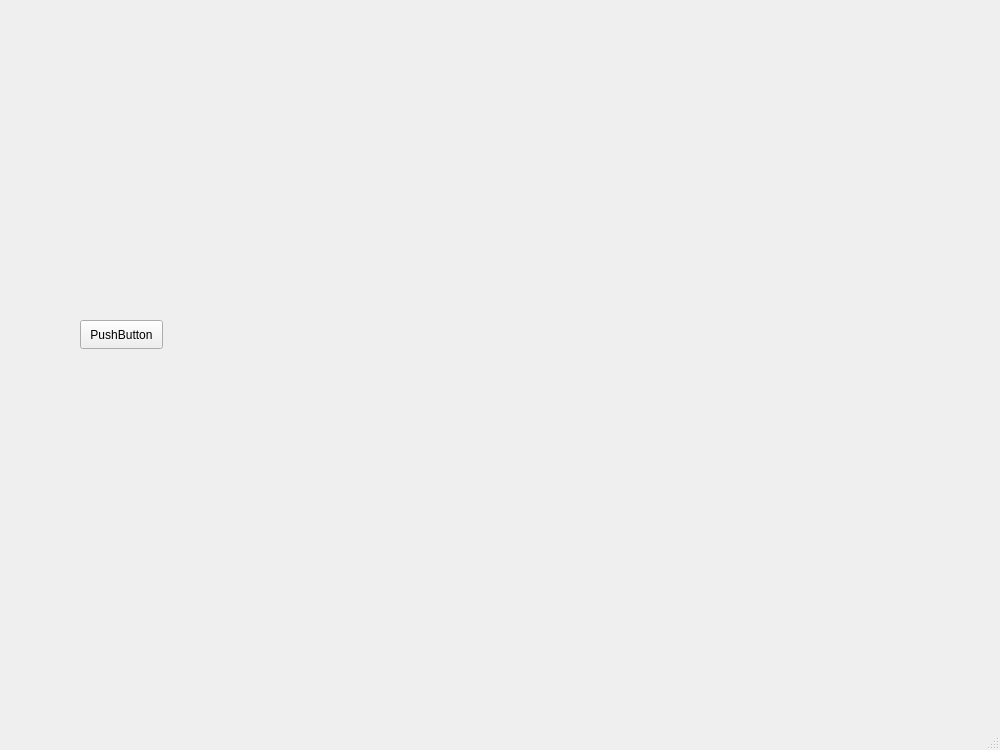
Old version of the form Cliente/mainwindow.ui in the repository ikeiba/Proyecto-program-IV.
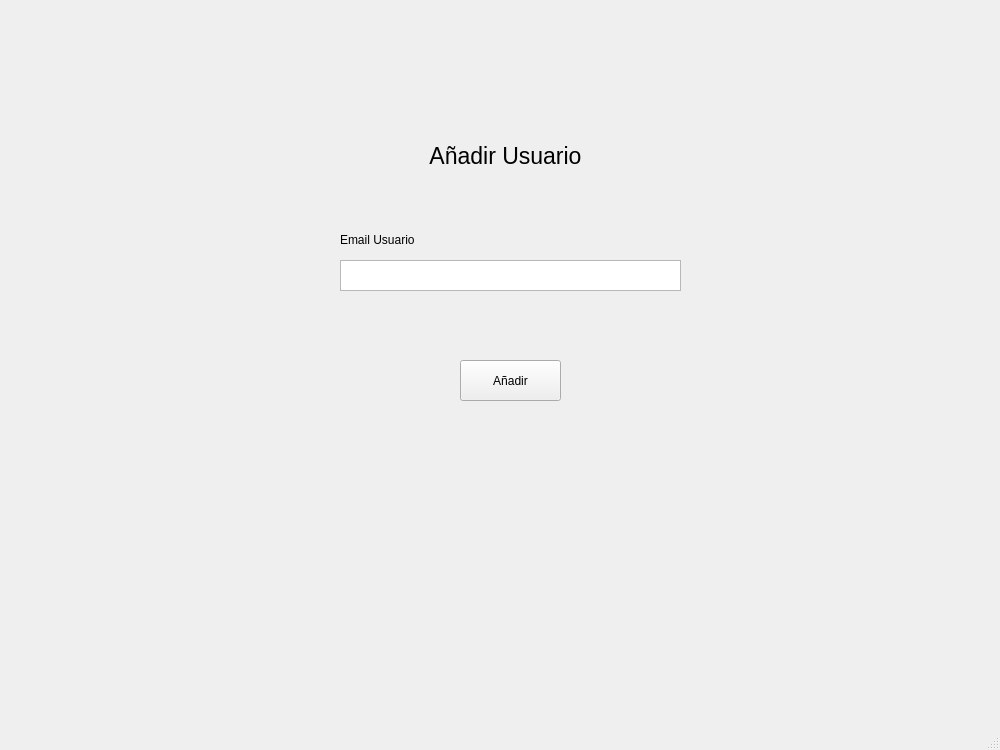
New version of the form. The open tabs and pages were chosen to show the change.

The edit to the form file:
```diff
--- a/Cliente/mainwindow.ui
+++ b/Cliente/mainwindow.ui
@@ -584,14 +584,65 @@
      <widget class="QPushButton" name="pushButton">
       <property name="geometry">
        <rect>
-        <x>80</x>
-        <y>320</y>
-        <width>83</width>
-        <height>29</height>
+        <x>460</x>
+        <y>360</y>
+        <width>101</width>
+        <height>41</height>
        </rect>
       </property>
       <property name="text">
-       <string>PushButton</string>
+       <string>Añadir</string>
+      </property>
+     </widget>
+     <widget class="QTextEdit" name="textEditEmailUsu">
+      <property name="geometry">
+       <rect>
+        <x>340</x>
+        <y>260</y>
+        <width>341</width>
+        <height>31</height>
+       </rect>
+      </property>
+     </widget>
+     <widget class="QLabel" name="label_3">
+      <property name="geometry">
+       <rect>
+        <x>340</x>
+        <y>230</y>
+        <width>331</width>
+        <height>20</height>
+       </rect>
+      </property>
+      <property name="text">
+       <string>Email Usuario</string>
+      </property>
+     </widget>
+     <widget class="QLabel" name="label_TituloRegistro_3">
+      <property name="geometry">
+       <rect>
+        <x>360</x>
+        <y>130</y>
+        <width>291</width>
+        <height>51</height>
+       </rect>
+      </property>
+      <property name="font">
+       <font>
+        <pointsize>17</pointsize>
+        <italic>false</italic>
+        <bold>false</bold>
+        <strikeout>false</strikeout>
+        <kerning>true</kerning>
+       </font>
+      </property>
+      <property name="text">
+       <string>Añadir Usuario</string>
+      </property>
+      <property name="alignment">
+       <set>Qt::AlignmentFlag::AlignCenter</set>
+      </property>
+      <property name="wordWrap">
+       <bool>false</bool>
       </property>
      </widget>
     </widget>
```
Left out of the diff: 45 changed lines with no effect on the pictures.
